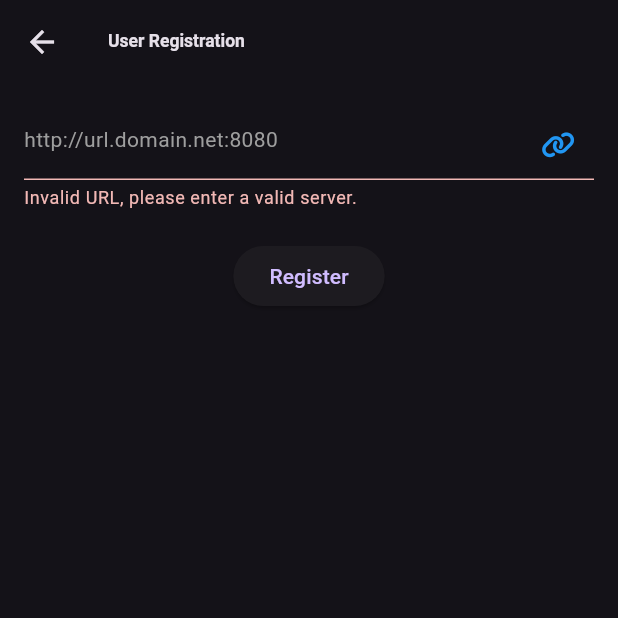
After one commit to PeterWahba/flutter-app, a Flutter app: the RegisterPage screen opened directly, on a phone screen of 412 x 824 dp, the top half of it. The commit adds this screen. Run offline on Flutter 3.47's test engine with Material 3 defaults, Android fonts, the phone set to English and light mode, and no system bars; our stand-ins replace awesome_snackbar_content, cached_network_image, dio, flutter_bloc, flutter_rating_bar, font_awesome_flutter and 9 more; missing offline and left inert: azul_envato_checker, filling_slider, flutter_vlc_player, screen_brightness_util, volume_controller; accounts and stored records are empty.

Commit message:
editing accepting only servers of hasson

```diff
--- a/lib/helpers/toast.dart
+++ b/lib/helpers/toast.dart
@@ -9,7 +9,7 @@ showWarningToast(context, title, message) {
       title: title,
       message: message,
       contentType: ContentType.failure,
-      color: kColorPrimary,
+      color: Colors.red,
       inMaterialBanner: true,
     ),
   );
--- a/lib/presentation/screens/user/intro.dart
+++ b/lib/presentation/screens/user/intro.dart
@@ -31,6 +31,7 @@ class _IntroScreenState extends State<IntroScreen> {
                 color: Colors.white,
                 fontWeight: FontWeight.bold,
                 fontSize: 24.sp,
+                fontFamily: GoogleFonts.notoKufiArabic().fontFamily,
               ),
             ),
             Text(
@@ -39,6 +40,7 @@ class _IntroScreenState extends State<IntroScreen> {
                 color: Colors.white,
                 fontWeight: FontWeight.bold,
                 fontSize: 24.sp,
+                fontFamily: GoogleFonts.notoKufiArabic().fontFamily,
               ),
             ),
             const Spacer(),
@@ -63,6 +65,7 @@ class _IntroScreenState extends State<IntroScreen> {
                           fontSize: 16.sp,
                           fontWeight: FontWeight.w600,
                           color: Colors.white,
+                          fontFamily: GoogleFonts.notoKufiArabic().fontFamily,
                         ),
                       ),
                     ),
@@ -90,6 +93,7 @@ class _IntroScreenState extends State<IntroScreen> {
                           fontSize: 16.sp,
                           fontWeight: FontWeight.w600,
                           color: Colors.white,
+                          fontFamily: GoogleFonts.notoKufiArabic().fontFamily,
                         ),
                       ),
                     ),
@@ -117,6 +121,7 @@ class _IntroScreenState extends State<IntroScreen> {
                           fontSize: 16.sp,
                           fontWeight: FontWeight.w600,
                           color: Colors.white,
+                          fontFamily: GoogleFonts.notoKufiArabic().fontFamily,
                         ),
                       ),
                     ),
--- a/lib/presentation/widgets/dialog.dart
+++ b/lib/presentation/widgets/dialog.dart
@@ -2,6 +2,7 @@ part of 'widgets.dart';
 
 class DialogTrailerYoutube extends StatefulWidget {
   const DialogTrailerYoutube({super.key, required this.trailer, this.thumb});
+
   final String trailer;
   final String? thumb;
 
@@ -75,12 +76,12 @@ class _DialogTrailerYoutubeState extends State<DialogTrailerYoutube> {
               children: [
                 CardButtonWatchMovie(
                   isFocused: true,
-                  title: "Exit",
+                  title: "الخروج",
                   onTap: () => Get.back(),
                 ),
                 const SizedBox(width: 15),
                 CardButtonWatchMovie(
-                  title: controller.isVideoPlaying ? "Pause" : "Play",
+                  title: controller.isVideoPlaying ? "Pause" : "شروع",
                   onTap: () {
                     setState(() {
                       if (controller.isVideoPlaying) {
--- /dev/null
+++ b/lib/presentation/widgets/register.dart
@@ -0,0 +1,76 @@
+part of 'widgets.dart';
+
+class RegisterPage extends StatefulWidget {
+  @override
+  _RegisterPageState createState() => _RegisterPageState();
+}
+
+class _RegisterPageState extends State<RegisterPage> {
+  final TextEditingController _urlController = TextEditingController();
+  final TextStyle style =
+      TextStyle(fontSize: 16); // Customize the text style as needed
+
+  // List of allowed server URLs
+  final List<String> allowedUrls = [
+    'http://max84.a8slate.com:2052',
+    'http://speed.manef2025.xyz:80',
+    'http://speed4k.pro:80',
+    'http://larache.pro:80',
+    'http://max.amigo00.com:2052',
+  ];
+
+  // Validate the URL input
+  bool validateUrl(String url) {
+    return allowedUrls.contains(url);
+  }
+
+  @override
+  Widget build(BuildContext context) {
+    return Scaffold(
+      appBar: AppBar(title: Text("User Registration")),
+      body: Padding(
+        padding: const EdgeInsets.all(16.0),
+        child: Column(
+          children: [
+            TextField(
+              controller: _urlController,
+              decoration: InputDecoration(
+                hintText: "http://url.domain.net:8080",
+                hintStyle: Get.textTheme.bodyMedium!.copyWith(
+                  color: Colors.grey,
+                ),
+                suffixIcon: const Icon(
+                  FontAwesomeIcons.link,
+                  size: 18,
+                  color: Colors.blue, // Update with your color
+                ),
+                errorText: validateUrl(_urlController.text)
+                    ? null
+                    : "Invalid URL, please enter a valid server.",
+              ),
+              style: style,
+              onChanged: (value) {
+                setState(() {});
+              },
+            ),
+            SizedBox(height: 20),
+            ElevatedButton(
+              onPressed: () {
+                String input = _urlController.text;
+                if (validateUrl(input)) {
+                  // Proceed with the valid URL
+                  print('Valid URL: $input');
+                  // You can also navigate to another screen here if necessary
+                } else {
+                  // Show an error message or handle accordingly
+                  print('Invalid URL');
+                }
+              },
+              child: Text('Register'),
+            ),
+          ],
+        ),
+      ),
+    );
+  }
+}
--- a/lib/presentation/widgets/widgets.dart
+++ b/lib/presentation/widgets/widgets.dart
@@ -11,6 +11,7 @@ import 'package:pod_player/pod_player.dart';
 import 'package:readmore/readmore.dart';
 import 'package:responsive_sizer/responsive_sizer.dart';
 import 'package:loading_animation_widget/loading_animation_widget.dart';
+import 'package:google_fonts/google_fonts.dart';
 
 import '../../helpers/helpers.dart';
 import '../../logic/blocs/auth/auth_bloc.dart';
@@ -20,9 +21,18 @@ import '../../repository/models/serie_details.dart';
 import '../../repository/models/watching.dart';
 import '../screens/screens.dart';
 
+import 'package:font_awesome_flutter/font_awesome_flutter.dart';
+
 part 'dialog.dart';
+
 part 'live.dart';
+
 part 'movie.dart';
+
 part 'user.dart';
+
 part 'welcome.dart';
+
 part 'watching.dart';
+
+part 'register.dart';
```
Also changed, not shown: lib/presentation/screens/movie/movie_details.dart (+7 -6 lines), lib/presentation/screens/screens.dart (+20 -2 lines), lib/presentation/screens/series/serie_details.dart (+6 -5 lines), lib/presentation/screens/user/register.dart (+69 -19 lines), lib/presentation/screens/user/settings.dart (+41 -23 lines), lib/presentation/screens/welcome.dart (+3 -5 lines), lib/presentation/widgets/live.dart (+5 -3 lines), lib/presentation/widgets/movie.dart (+15 -5 lines), lib/presentation/widgets/welcome.dart (+22 -8 lines).
